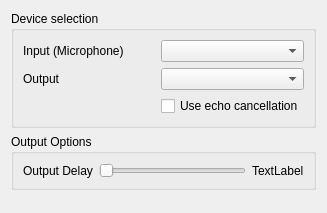
The window that src/mumble/PulseAudio.ui (mumble-voip/mumble) describes before a commit, drawn with Qt 5.
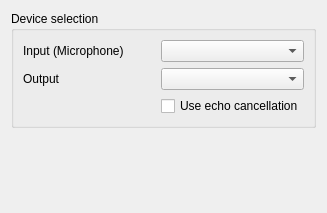
The same window after the commit.

Commit message: Rename iDXOutputDelay to iOutputDelay and move it to the general config pane.

What changed in the file:
```diff
--- a/src/mumble/PulseAudio.ui
+++ b/src/mumble/PulseAudio.ui
@@ -72,54 +72,6 @@
      </layout>
     </widget>
    </item>
-   <item>
-    <widget class="QGroupBox" name="qcbOutput" >
-     <property name="title" >
-      <string>Output Options</string>
-     </property>
-     <layout class="QHBoxLayout" >
-      <item>
-       <widget class="QLabel" name="qliOutputDelay" >
-        <property name="text" >
-         <string>Output Delay</string>
-        </property>
-        <property name="buddy" >
-         <cstring>qsOutputDelay</cstring>
-        </property>
-       </widget>
-      </item>
-      <item>
-       <widget class="QSlider" name="qsOutputDelay" >
-        <property name="toolTip" >
-         <string>Amount of data to buffer for ALSA</string>
-        </property>
-        <property name="whatsThis" >
-         <string>This sets the amount of data to prebuffer in the output buffer. Experiment with different values and set it to the lowest which doesn't cause rapid jitter in the sound.</string>
-        </property>
-        <property name="minimum" >
-         <number>1</number>
-        </property>
-        <property name="maximum" >
-         <number>6</number>
-        </property>
-        <property name="pageStep" >
-         <number>2</number>
-        </property>
-        <property name="orientation" >
-         <enum>Qt::Horizontal</enum>
-        </property>
-       </widget>
-      </item>
-      <item>
-       <widget class="QLabel" name="qlOutputDelay" >
-        <property name="text" >
-         <string>TextLabel</string>
-        </property>
-       </widget>
-      </item>
-     </layout>
-    </widget>
-   </item>
    <item>
     <spacer>
      <property name="orientation" >
```
The commit also changes 20 other files.
